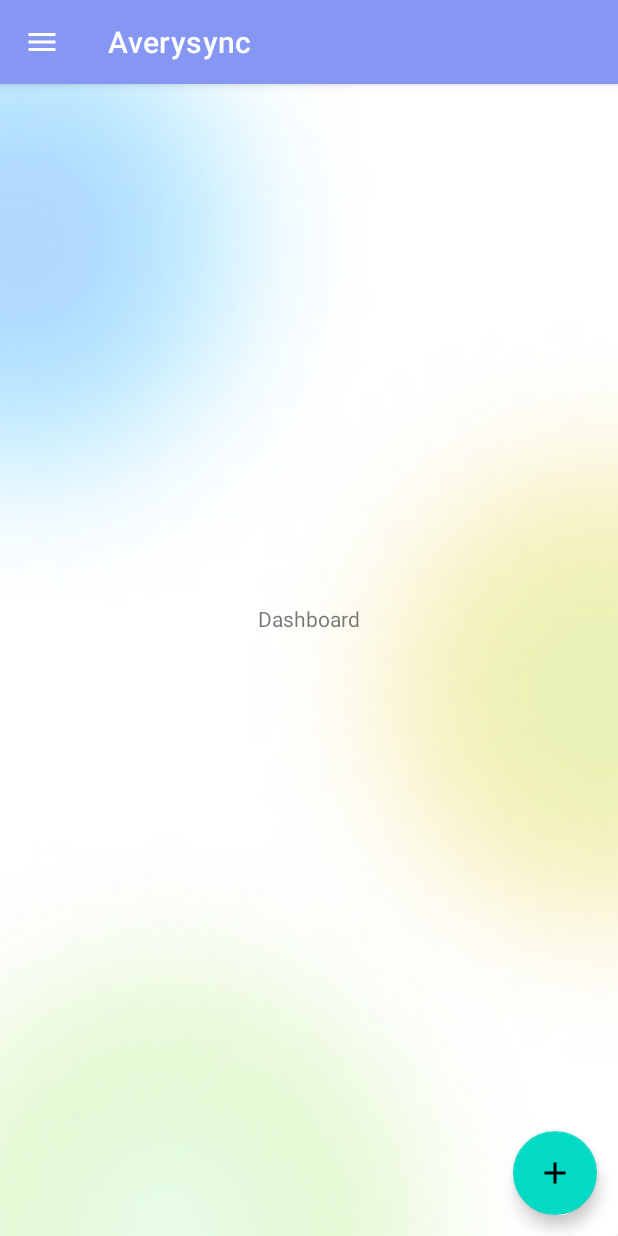
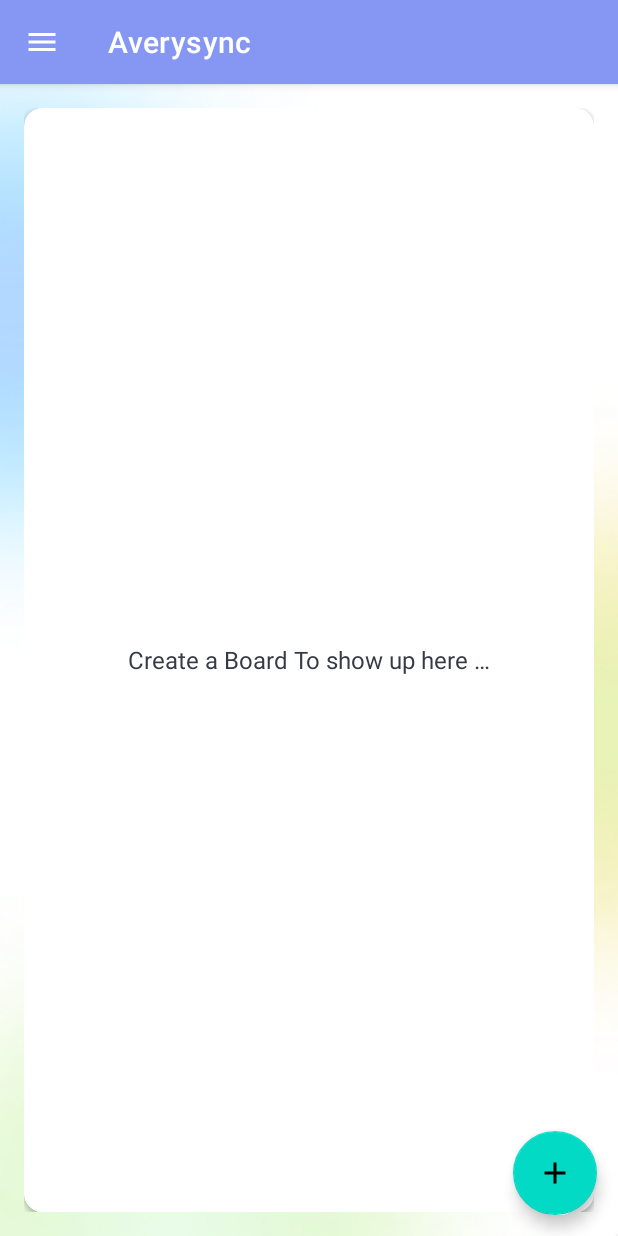
Before and after one commit to surajmaity1/Averysync, an Android app: the screen it shows after launch once a user with an empty profile is signed in (MainActivity), on a phone screen of 412 x 824 dp. Run offline under Robolectric (Android 15) with nearby library versions, the phone set to English and light mode, and no system bars; our stand-ins replace CircleImageView, Firebase (no records; nobody signed in at launch, a user with empty details on screens opened directly); 4 statements that could not run were skipped.

```diff
--- a/app/build.gradle
+++ b/app/build.gradle
@@ -6,12 +6,12 @@ plugins {
 
 android {
     namespace 'com.surajmyt.averysync'
-    compileSdk 33
+    compileSdk 34
 
     defaultConfig {
         applicationId "com.surajmyt.averysync"
         minSdk 21
-        targetSdk 33
+        targetSdk 34
         versionCode 1
         versionName "1.0"
 
--- a/app/src/main/AndroidManifest.xml
+++ b/app/src/main/AndroidManifest.xml
@@ -5,6 +5,7 @@
     <uses-permission android:name="android.permission.INTERNET" />
     <uses-permission android:name="android.permission.ACCESS_NETWORK_STATE" />
     <uses-permission android:name="android.permission.READ_EXTERNAL_STORAGE" />
+    <uses-permission android:name="android.permission.READ_MEDIA_IMAGES"/>
 
     <application
         android:allowBackup="true"
--- a/app/src/main/res/layout/dashboard.xml
+++ b/app/src/main/res/layout/dashboard.xml
@@ -1,19 +1,37 @@
 <?xml version="1.0" encoding="utf-8"?>
-<androidx.constraintlayout.widget.ConstraintLayout xmlns:android="http://schemas.android.com/apk/res/android"
+<LinearLayout xmlns:android="http://schemas.android.com/apk/res/android"
     xmlns:app="http://schemas.android.com/apk/res-auto"
     xmlns:tools="http://schemas.android.com/tools"
     android:layout_width="match_parent"
     android:layout_height="match_parent"
     android:background="@drawable/splash_bg"
+    app:layout_behavior="@string/appbar_scrolling_view_behavior"
+    android:padding="@dimen/dsh_brd_pdng"
+    android:gravity="center"
+    android:orientation="vertical"
     tools:context=".activities.MainActivity">
 
-    <TextView
-        android:layout_width="wrap_content"
-        android:layout_height="wrap_content"
-        android:text="Dashboard"
-        app:layout_constraintBottom_toBottomOf="parent"
-        app:layout_constraintEnd_toEndOf="parent"
-        app:layout_constraintStart_toStartOf="parent"
-        app:layout_constraintTop_toTopOf="parent" />
+    <androidx.cardview.widget.CardView
+        android:layout_width="match_parent"
+        android:layout_height="match_parent"
+        android:background="@color/off_white"
+        android:elevation="@dimen/card_view_elevation"
+        app:cardCornerRadius="@dimen/card_view_corner_radius">
 
-</androidx.constraintlayout.widget.ConstraintLayout>
+        <androidx.recyclerview.widget.RecyclerView
+            android:id="@+id/brd_lst_recycler_view"
+            android:layout_width="match_parent"
+            android:layout_height="match_parent"
+            android:visibility="gone" />
+
+        <TextView
+            android:id="@+id/no_brd_avl_txt_view"
+            android:layout_width="match_parent"
+            android:layout_height="match_parent"
+            android:gravity="center"
+            android:text="@string/no_brd_avl"
+            android:textColor="@color/gray_dark"
+            android:textSize="@dimen/no_brd_avl_txt_sz" />
+
+    </androidx.cardview.widget.CardView>
+</LinearLayout>
--- a/app/src/main/res/values/strings.xml
+++ b/app/src/main/res/values/strings.xml
@@ -23,4 +23,5 @@
     <string name="new_brd_title">Create New Board</string>
     <string name="create">Create</string>
     <string name="brd_name">Board Name</string>
+    <string name="no_brd_avl">Create a Board To show up here …</string>
 </resources>
```
Also changed, not shown: app/src/main/java/com/surajmyt/averysync/activities/NewBoard.kt (+8 -2 lines), app/src/main/java/com/surajmyt/averysync/activities/UsrProfile.kt (+7 -2 lines), app/src/main/res/values/dimens.xml (+11 -0 lines).
